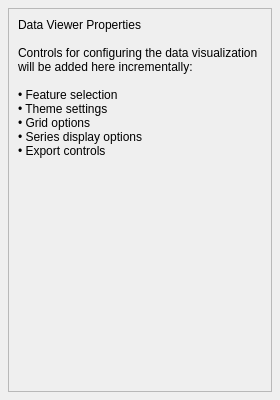
Old version of the form src/WhiskerToolbox/DataViewer_Widget/DataViewerPropertiesWidget.ui in the repository paulmthompson/WhiskerToolbox.
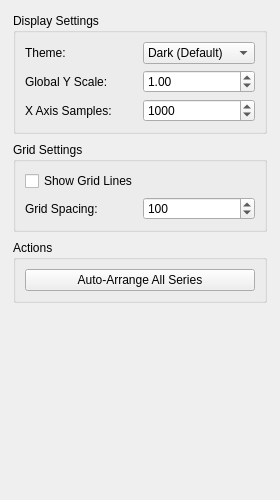
New version of the form.

Commit message: migrating dataviewer_widget properties to separate widget

What changed in the file:
```diff
--- a/src/WhiskerToolbox/DataViewer_Widget/DataViewerPropertiesWidget.ui
+++ b/src/WhiskerToolbox/DataViewer_Widget/DataViewerPropertiesWidget.ui
@@ -7,13 +7,13 @@
     <x>0</x>
     <y>0</y>
     <width>280</width>
-    <height>400</height>
+    <height>500</height>
    </rect>
   </property>
   <property name="minimumSize">
    <size>
     <width>200</width>
-    <height>150</height>
+    <height>200</height>
    </size>
   </property>
   <property name="windowTitle">
@@ -24,19 +24,22 @@
     <number>4</number>
    </property>
    <property name="leftMargin">
-    <number>8</number>
+    <number>4</number>
    </property>
    <property name="topMargin">
-    <number>8</number>
+    <number>4</number>
    </property>
    <property name="rightMargin">
-    <number>8</number>
+    <number>4</number>
    </property>
    <property name="bottomMargin">
-    <number>8</number>
+    <number>4</number>
    </property>
    <item>
     <widget class="QScrollArea" name="scrollArea">
+     <property name="frameShape">
+      <enum>QFrame::Shape::NoFrame</enum>
+     </property>
      <property name="widgetResizable">
       <bool>true</bool>
      </property>
@@ -45,8 +48,8 @@
        <rect>
         <x>0</x>
         <y>0</y>
-        <width>260</width>
-        <height>380</height>
+        <width>268</width>
+        <height>488</height>
        </rect>
       </property>
       <layout class="QVBoxLayout" name="contentLayout">
@@ -54,24 +57,136 @@
         <number>8</number>
        </property>
        <item>
-        <widget class="QLabel" name="placeholderLabel">
-         <property name="text">
-          <string>Data Viewer Properties
-
-Controls for configuring the data visualization will be added here incrementally:
-
-• Feature selection
-• Theme settings
-• Grid options
-• Series display options
-• Export controls</string>
+        <widget class="QGroupBox" name="display_settings_group">
+         <property name="title">
+          <string>Display Settings</string>
          </property>
-         <property name="alignment">
-          <set>Qt::AlignLeading|Qt::AlignLeft|Qt::AlignTop</set>
+         <layout class="QGridLayout" name="display_settings_layout">
+          <item row="0" column="0">
+           <widget class="QLabel" name="theme_label">
+            <property name="text">
+             <string>Theme:</string>
+            </property>
+           </widget>
+          </item>
+          <item row="0" column="1">
+           <widget class="QComboBox" name="theme_combo">
+            <item>
+             <property name="text">
+              <string>Dark (Default)</string>
+             </property>
+            </item>
+            <item>
+             <property name="text">
+              <string>Purple</string>
+             </property>
+            </item>
+            <item>
+             <property name="text">
+              <string>Light</string>
+             </property>
+            </item>
+           </widget>
+          </item>
+          <item row="1" column="0">
+           <widget class="QLabel" name="global_scale_label">
+            <property name="text">
+             <string>Global Y Scale:</string>
+            </property>
+           </widget>
+          </item>
+          <item row="1" column="1">
+           <widget class="QDoubleSpinBox" name="global_zoom">
+            <property name="minimum">
+             <double>0.010000000000000</double>
+            </property>
+            <property name="maximum">
+             <double>1000.000000000000000</double>
+            </property>
+            <property name="singleStep">
+             <double>0.100000000000000</double>
+            </property>
+            <property name="value">
+             <double>1.000000000000000</double>
+            </property>
+           </widget>
+          </item>
+          <item row="2" column="0">
+           <widget class="QLabel" name="x_axis_label">
+            <property name="text">
+             <string>X Axis Samples:</string>
+            </property>
+           </widget>
+          </item>
+          <item row="2" column="1">
+           <widget class="QSpinBox" name="x_axis_samples">
+            <property name="minimum">
+             <number>1</number>
+            </property>
+            <property name="maximum">
+             <number>1000000</number>
+            </property>
+            <property name="value">
+             <number>1000</number>
+            </property>
+           </widget>
+          </item>
+         </layout>
+        </widget>
+       </item>
+       <item>
+        <widget class="QGroupBox" name="grid_settings_group">
+         <property name="title">
+          <string>Grid Settings</string>
          </property>
-         <property name="wordWrap">
-          <bool>true</bool>
+         <layout class="QGridLayout" name="grid_settings_layout">
+          <item row="0" column="0" colspan="2">
+           <widget class="QCheckBox" name="grid_lines_enabled">
+            <property name="text">
+             <string>Show Grid Lines</string>
+            </property>
+           </widget>
+          </item>
+          <item row="1" column="0">
+           <widget class="QLabel" name="grid_spacing_label">
+            <property name="text">
+             <string>Grid Spacing:</string>
+            </property>
+           </widget>
+          </item>
+          <item row="1" column="1">
+           <widget class="QSpinBox" name="grid_spacing">
+            <property name="minimum">
+             <number>10</number>
+            </property>
+            <property name="maximum">
+             <number>10000</number>
+            </property>
+            <property name="value">
+             <number>100</number>
+            </property>
+           </widget>
+          </item>
+         </layout>
+        </widget>
+       </item>
+       <item>
+        <widget class="QGroupBox" name="actions_group">
+         <property name="title">
+          <string>Actions</string>
          </property>
+         <layout class="QVBoxLayout" name="actions_layout">
+          <item>
+           <widget class="QPushButton" name="auto_arrange_button">
+            <property name="toolTip">
+             <string>Automatically calculate optimal vertical spacing for all visible data series to prevent overlap</string>
+            </property>
+            <property name="text">
+             <string>Auto-Arrange All Series</string>
+            </property>
+           </widget>
+          </item>
+         </layout>
         </widget>
        </item>
        <item>
```
The commit also changes 7 other files.
